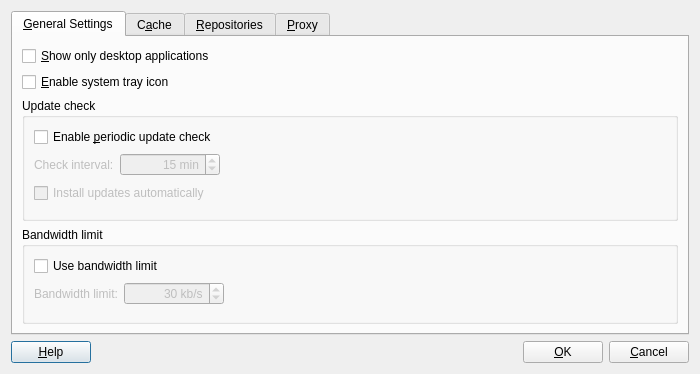
Above: kde4/package-manager/manager/ui/settingsdialog.ui from pars-linux/uludag before the change. Below: the same form after it.
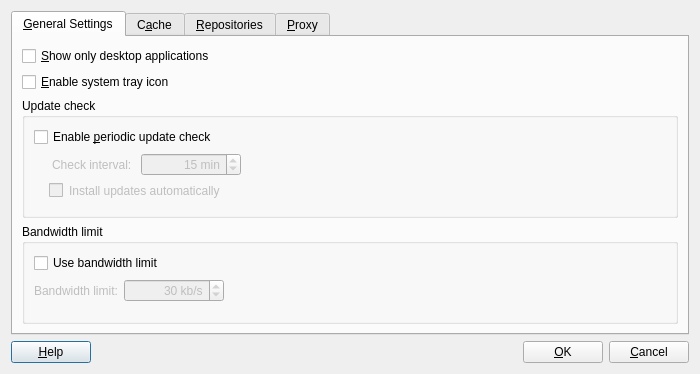
That is the form after the change. Icons and pictures are not drawn.

Diff of the .ui file:
```diff
--- a/kde4/package-manager/manager/ui/settingsdialog.ui
+++ b/kde4/package-manager/manager/ui/settingsdialog.ui
@@ -110,6 +110,9 @@
             <property name="enabled">
              <bool>false</bool>
             </property>
+            <property name="styleSheet">
+             <string>padding-left:15px;</string>
+            </property>
             <property name="text">
              <string>Check interval:</string>
             </property>
@@ -180,6 +183,9 @@
             <property name="enabled">
              <bool>false</bool>
             </property>
+            <property name="styleSheet">
+             <string>padding-left:15px;</string>
+            </property>
             <property name="text">
              <string>Install updates automatically</string>
             </property>
```
